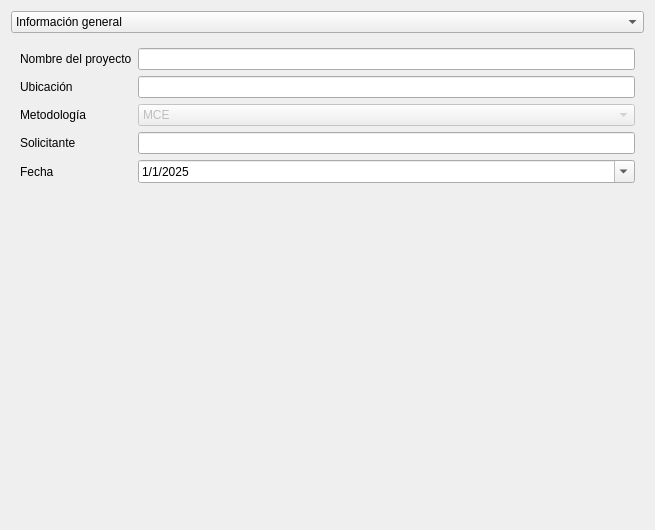
Before: the Qt Designer form gui/ui/regular_concrete_widget.ui in AMK-ULTRA/Concretus, drawn with Qt 5.
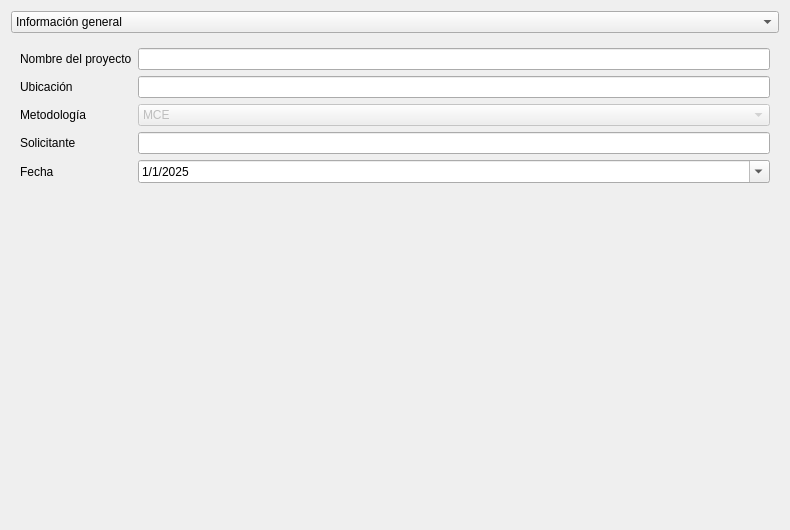
After: the same form once the commit is applied.

Patch:
```diff
--- a/gui/ui/regular_concrete_widget.ui
+++ b/gui/ui/regular_concrete_widget.ui
@@ -6,13 +6,13 @@
    <rect>
     <x>0</x>
     <y>0</y>
-    <width>655</width>
+    <width>790</width>
     <height>530</height>
    </rect>
   </property>
   <property name="minimumSize">
    <size>
-    <width>655</width>
+    <width>790</width>
     <height>530</height>
    </size>
   </property>
```
